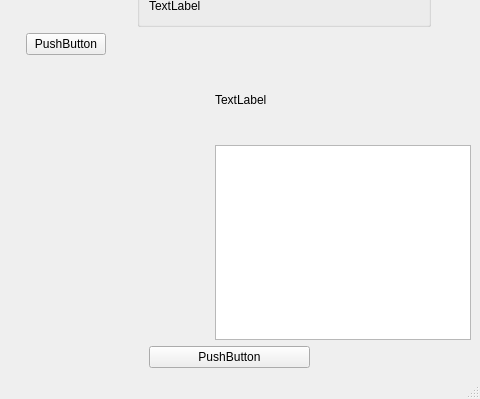
The window that mainwindow.ui (OskarJ328/RGB565Generator) describes before a commit, drawn with Qt 5; both pictures show x 349 to 829 and y 310 to 709 of the 829 by 709 pixel window.
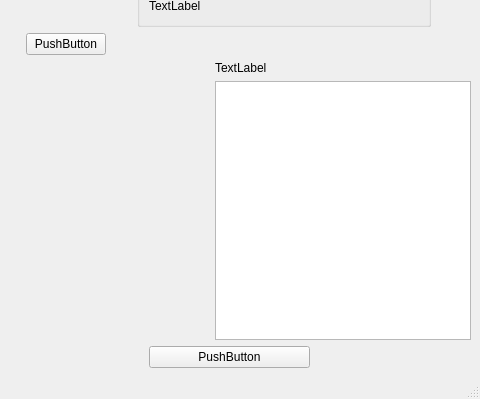
The same window after the commit.

Commit message: poprawka labela EnterArray

```diff
--- a/mainwindow.ui
+++ b/mainwindow.ui
@@ -307,7 +307,7 @@
        </spacer>
       </item>
       <item>
-       <layout class="QVBoxLayout" name="verticalLayout" stretch="2,5">
+       <layout class="QVBoxLayout" name="verticalLayout" stretch="0,5">
         <item>
          <widget class="QLabel" name="labelEnterArrayName">
           <property name="text">
```
The commit also changes 1 other file.
